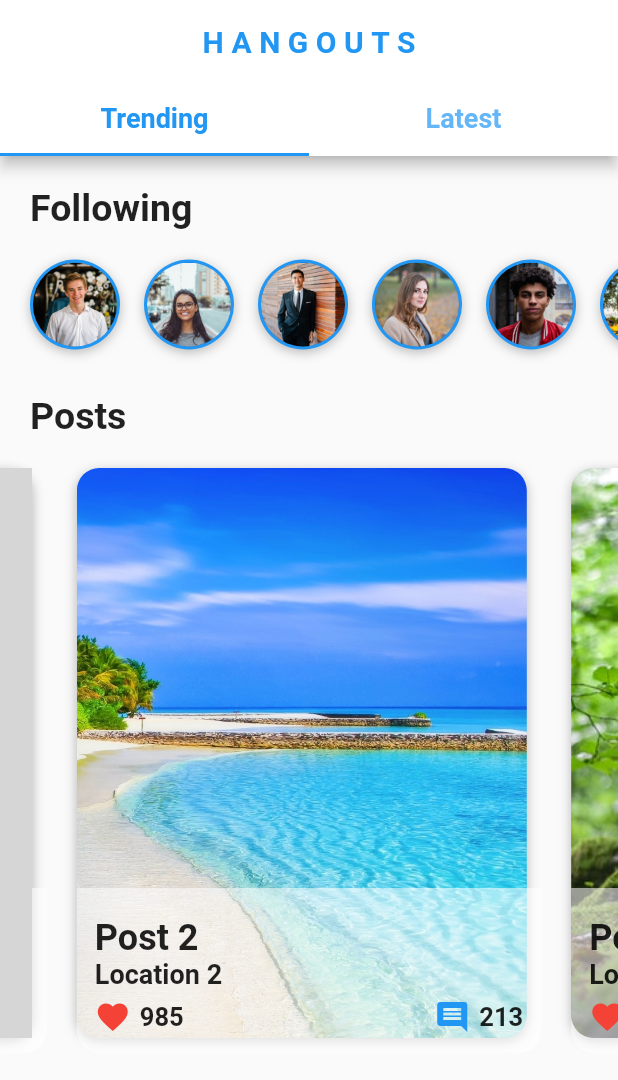
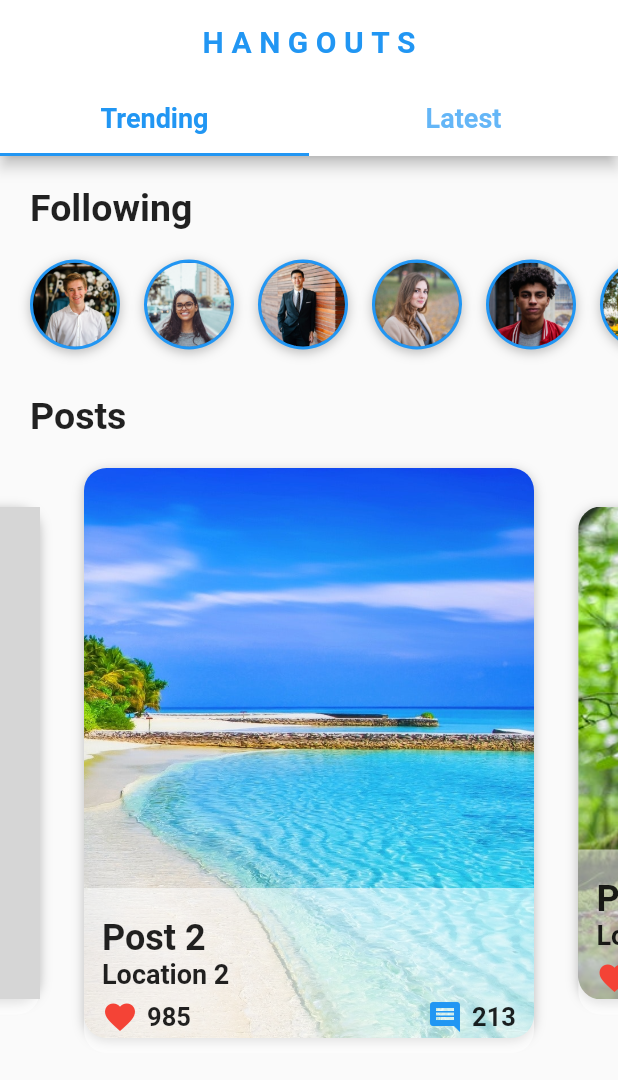
Before and after one commit to abdurrahimcmt/social_media_app_ui, a Flutter app: the HomeScreen screen opened directly, swiped to page 3, on a phone screen of 412 x 824 dp. Shown: the top 1080 px of the screen. Run offline on Flutter 3.47's test engine with Material 2 defaults, Android fonts, the phone set to English and light mode, and no system bars; grey boxes are pictures that could not be loaded.

Commit message:
Adding Animation on posts pageView

```diff
--- a/lib/widgets/post_carousel.dart
+++ b/lib/widgets/post_carousel.dart
@@ -14,7 +14,22 @@
 
   _buildPost(BuildContext context, int index) {
     Post post = posts[index];
-    return Stack(
+    return AnimatedBuilder(
+      animation: pageController,
+      builder: (BuildContext context, child) {
+        double value = 1;
+        if (pageController.position.haveDimensions) {
+          value = (pageController.page! - index);
+          value = (1 - (value.abs() * 0.25)).clamp(0.0, 1.0);
+        }
+        return Center(
+          child: SizedBox(
+            height: Curves.easeInOut.transform(value) * 400.0,
+            child: child,
+          ),
+        );
+      },
+      child: Stack(
         children: [
           Container(
             margin: const EdgeInsets.all(10.0),
@@ -43,7 +58,7 @@
             left: 10.0,
             right: 10.0,
             child: Container(
-            padding: EdgeInsets.all(12.0),
+              padding: const EdgeInsets.all(12.0),
               height: 110.0,
               decoration: const BoxDecoration(
                 color: Colors.white54,
@@ -72,7 +87,7 @@
                     ),
                     overflow: TextOverflow.ellipsis,
                   ),
-                SizedBox(
+                  const SizedBox(
                     height: 6.0,
                   ),
                   Row(
@@ -121,6 +136,7 @@
             ),
           ),
         ],
+      ),
     );
   }
 
```
Lines whose indentation alone changed are shown as unchanged.
